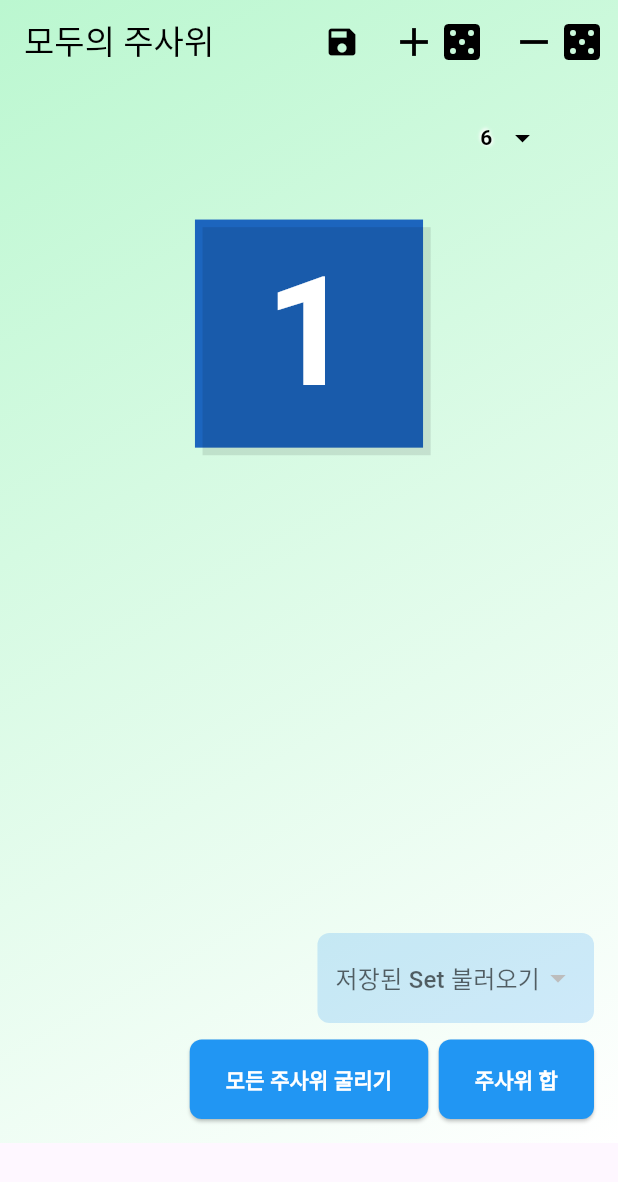
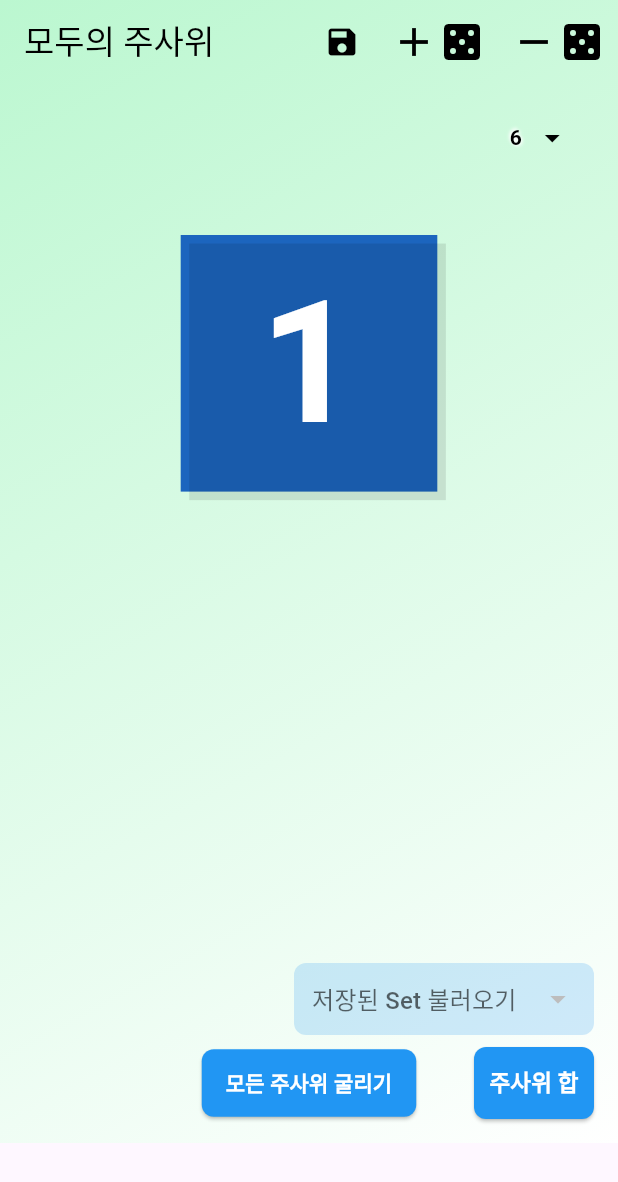
Before and after one commit to j991132/dice, a Flutter app: the screen it shows after launch, on a phone screen of 412 x 824 dp. Shown: the top 1182 px of the screen. Run offline on Flutter 3.47's test engine with Material 3 defaults, Android fonts, the phone set to English and light mode, and no system bars; drawn by our look-alikes of google_mobile_ads; our stand-ins replace just_audio, shared_preferences, universal_io; network calls fail.

```diff
--- a/lib/main.dart
+++ b/lib/main.dart
@@ -11,6 +11,9 @@ import 'package:flutter/foundation.dart' show kIsWeb;
 
 void main() {
   WidgetsFlutterBinding.ensureInitialized();
+  // 시작: 화면 켜짐 상태 유지
+  SystemChrome.setEnabledSystemUIMode(SystemUiMode.manual, overlays: []);
+  // 끝: 화면 켜짐 상태 유지
   runApp(const MyApp());
 }
 
@@ -420,7 +423,7 @@ class _DiceAppState extends State<DiceApp> with TickerProviderStateMixin {
 
                 double availableWidth = constraints.maxWidth - (crossAxisCount + 1) * 8.0;
                 double availableHeight = constraints.maxHeight - 80;
-                double diceSize = (availableWidth / crossAxisCount).floorToDouble() * 0.8;
+                double diceSize = min((availableWidth / crossAxisCount).floorToDouble(), (availableHeight / ((dices.length / crossAxisCount).ceil())).floorToDouble()) * 0.9;
 
                 if (diceSize * ((dices.length / crossAxisCount).ceil()) > availableHeight) {
                   diceSize = (availableHeight / ((dices.length / crossAxisCount).ceil())).floorToDouble() * 0.8;
@@ -469,6 +472,13 @@ class _DiceAppState extends State<DiceApp> with TickerProviderStateMixin {
                 right: 0,
                 bottom: 16,
                 child: Center(
+                  child: LayoutBuilder(
+                    builder: (context, constraints) {
+                      return Container(
+                        constraints: BoxConstraints(
+                          maxWidth: 200,
+                          maxHeight: 48,
+                        ),
                         child: ElevatedButton(
                           onPressed: rollAllDices,
                           child: Text(
@@ -481,14 +491,22 @@ class _DiceAppState extends State<DiceApp> with TickerProviderStateMixin {
                             shape: RoundedRectangleBorder(
                               borderRadius: BorderRadius.circular(8),
                             ),
-                      padding: EdgeInsets.symmetric(horizontal: 24, vertical: 16),
+                            padding: EdgeInsets.symmetric(horizontal: 16, vertical: 12),
                           ),
+                        ),
+                      );
+                    },
                   ),
                 ),
               ),
               Positioned(
                 right: 16,
                 bottom: 16,
+                child: LayoutBuilder(
+                  builder: (context, constraints) {
+                    return Container(
+                      width: 80,
+                      height: 48,
                       child: ElevatedButton(
                         onPressed: () {
                           setState(() {
@@ -497,7 +515,10 @@ class _DiceAppState extends State<DiceApp> with TickerProviderStateMixin {
                         },
                         child: Text(
                           '주사위 합',
-                    style: TextStyle(fontWeight: FontWeight.bold),
+                          style: TextStyle(
+                            fontWeight: FontWeight.bold,
+                            fontSize: 15, // 텍스트 크기 증가
+                          ),
                         ),
                         style: ElevatedButton.styleFrom(
                           backgroundColor: showSum ? Colors.green : Colors.blue,
@@ -505,15 +526,18 @@ class _DiceAppState extends State<DiceApp> with TickerProviderStateMixin {
                           shape: RoundedRectangleBorder(
                             borderRadius: BorderRadius.circular(8),
                           ),
-                    padding: EdgeInsets.symmetric(horizontal: 24, vertical: 16),
+                          padding: EdgeInsets.zero, // 패딩 제거로 텍스트 크기 최대화
                         ),
+                      ),
+                    );
+                  },
                 ),
               ),
             if (showSum)
         Positioned(
       left: 0,
       right: 0,
-      bottom: 80,
+      bottom: 200,
       child: Center(
         child: Container(
           padding: EdgeInsets.symmetric(horizontal: 16, vertical: 8),
@@ -522,7 +546,7 @@ class _DiceAppState extends State<DiceApp> with TickerProviderStateMixin {
             borderRadius: BorderRadius.circular(8),
           ),
           child: Text(
-            '주사위 합: ${calculateSum()}',
+            '합: ${calculateSum()}',
             style: TextStyle(fontSize: 24, fontWeight: FontWeight.bold),
           ),
         ),
@@ -530,7 +554,12 @@ class _DiceAppState extends State<DiceApp> with TickerProviderStateMixin {
     ),
               Positioned(
                 right: 16,
-    bottom: 80,
+                bottom: 72,
+                child: LayoutBuilder(
+                  builder: (context, constraints) {
+                    return Container(
+                      width: min(200, constraints.maxWidth * 0.4),
+                      height: min(48, constraints.maxHeight * 0.08),
                       child: Container(
                         padding: EdgeInsets.symmetric(horizontal: 12, vertical: 6),
                         decoration: BoxDecoration(
@@ -538,12 +567,19 @@ class _DiceAppState extends State<DiceApp> with TickerProviderStateMixin {
                           borderRadius: BorderRadius.circular(8),
                         ),
                         child: DropdownButton<String>(
-    hint: Text('저장된 Set 불러오기'),
+                          isExpanded: true,
+                          hint: FittedBox(
+                            fit: BoxFit.scaleDown,
+                            child: Text('저장된 Set 불러오기'),
+                          ),
                           items: savedSets.map((String setJson) {
                             Map<String, dynamic> set = jsonDecode(setJson);
                             return DropdownMenuItem<String>(
                               value: setJson,
+                              child: FittedBox(
+                                fit: BoxFit.scaleDown,
                                 child: Text(set['name']),
+                              ),
                             );
                           }).toList(),
                           onChanged: (String? newValue) {
@@ -553,6 +589,9 @@ class _DiceAppState extends State<DiceApp> with TickerProviderStateMixin {
                           },
                           underline: Container(),
                         ),
+                      ),
+                    );
+                  },
                 ),
               ),
     ],
```
Lines whose indentation alone changed are shown as unchanged.
